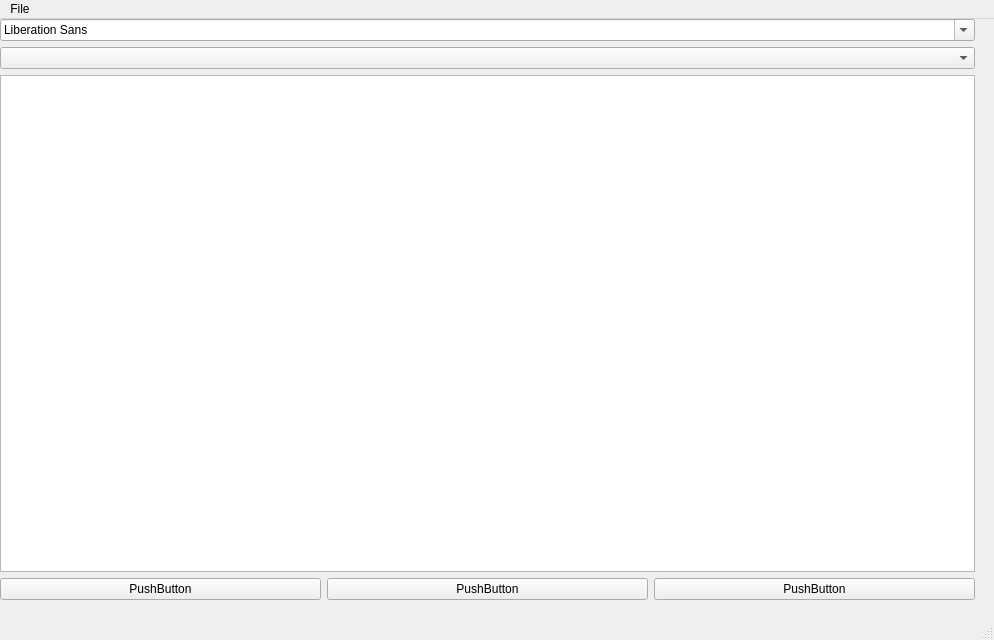
Qt form documentwindow.ui (StronglogicSolutions/ky_gui) before a commit.
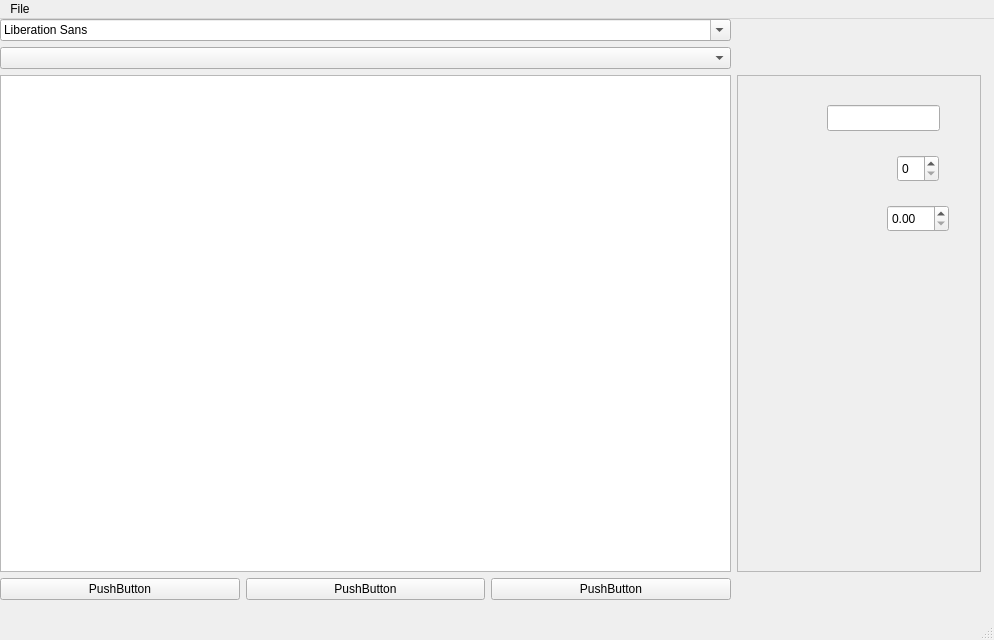
The same form after that commit.

What changed in the file:
```diff
--- a/documentwindow.ui
+++ b/documentwindow.ui
@@ -23,7 +23,7 @@
       <height>581</height>
      </rect>
     </property>
-    <layout class="QGridLayout" name="gridLayout" rowstretch="1,0,0,0" columnstretch="3,0">
+    <layout class="QGridLayout" name="gridLayout" rowstretch="1,0,0,0" columnstretch="3,1">
      <item row="1" column="0">
       <widget class="QComboBox" name="tokens"/>
      </item>
```
